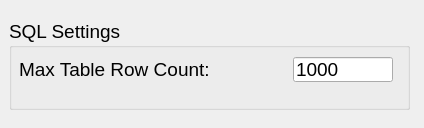
The window that sql_settings_form.ui (TrinhLab/CASPERapp) describes before a commit, drawn with Qt 5.
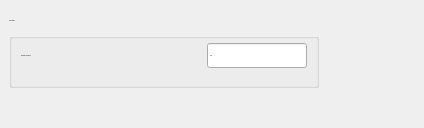
The same window after the commit.

Commit message: making UI use pixel count for font sizes rather than point size to keep it from scaling from windows scaling

Patch:
```diff
--- a/sql_settings_form.ui
+++ b/sql_settings_form.ui
@@ -18,28 +18,27 @@
     <rect>
      <x>9</x>
      <y>19</y>
-     <width>401</width>
-     <height>91</height>
+     <width>310</width>
+     <height>69</height>
     </rect>
    </property>
    <property name="font">
     <font>
      <family>Arial</family>
-     <pointsize>14</pointsize>
+     <pointsize>1</pointsize>
+     <weight>50</weight>
+     <italic>false</italic>
+     <bold>false</bold>
     </font>
    </property>
+   <property name="styleSheet">
+    <string notr="true">font: 16px 'Arial';</string>
+   </property>
    <property name="title">
     <string>SQL Settings</string>
    </property>
-   <widget class="QWidget" name="gridLayoutWidget">
-    <property name="geometry">
-     <rect>
-      <x>10</x>
-      <y>30</y>
-      <width>374</width>
-      <height>41</height>
-     </rect>
-    </property>
+   <layout class="QGridLayout" name="gridLayout_2">
+    <item row="0" column="0">
     <layout class="QGridLayout" name="gridLayout">
      <property name="spacing">
       <number>0</number>
@@ -83,7 +82,8 @@
       </widget>
      </item>
     </layout>
-   </widget>
+    </item>
+   </layout>
   </widget>
  </widget>
  <resources/>
```
Lines whose indentation alone changed are shown as unchanged. The commit also changes 34 other files.
